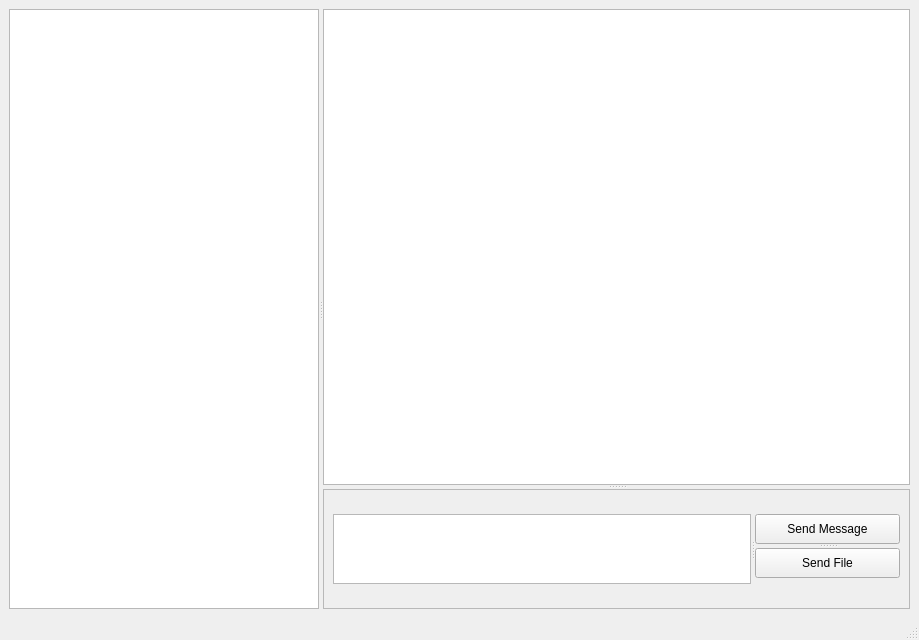
MahdiiSalehi/Telegram, file Telegram/chatpage.ui: the form before one commit.
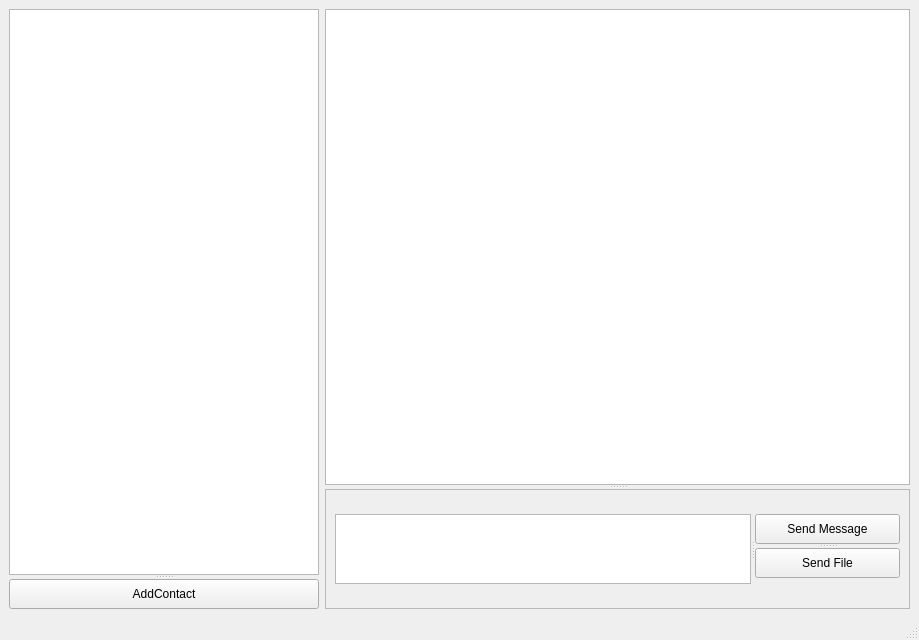
The form after the commit.

What changed in the file:
```diff
--- a/Telegram/chatpage.ui
+++ b/Telegram/chatpage.ui
@@ -14,20 +14,8 @@
    <string>MainWindow</string>
   </property>
   <widget class="QWidget" name="centralwidget">
-   <layout class="QGridLayout" name="gridLayout_2">
-    <item row="0" column="0">
-     <widget class="QSplitter" name="splitter_3">
-      <property name="orientation">
-       <enum>Qt::Horizontal</enum>
-      </property>
-      <widget class="QListWidget" name="C_ContactList">
-       <property name="maximumSize">
-        <size>
-         <width>310</width>
-         <height>16777215</height>
-        </size>
-       </property>
-      </widget>
+   <layout class="QGridLayout" name="gridLayout_3">
+    <item row="0" column="1">
       <widget class="QSplitter" name="splitter_2">
        <property name="orientation">
         <enum>Qt::Vertical</enum>
@@ -84,6 +72,31 @@
          </item>
         </layout>
        </widget>
+     </widget>
+    </item>
+    <item row="0" column="0">
+     <widget class="QSplitter" name="splitter_5">
+      <property name="orientation">
+       <enum>Qt::Vertical</enum>
+      </property>
+      <widget class="QListWidget" name="C_ContactList">
+       <property name="maximumSize">
+        <size>
+         <width>310</width>
+         <height>16777215</height>
+        </size>
+       </property>
+      </widget>
+      <widget class="QPushButton" name="C_AddContactButton">
+       <property name="maximumSize">
+        <size>
+         <width>16777215</width>
+         <height>30</height>
+        </size>
+       </property>
+       <property name="text">
+        <string>AddContact</string>
+       </property>
       </widget>
      </widget>
     </item>
```
Lines whose indentation alone changed are shown as unchanged.
